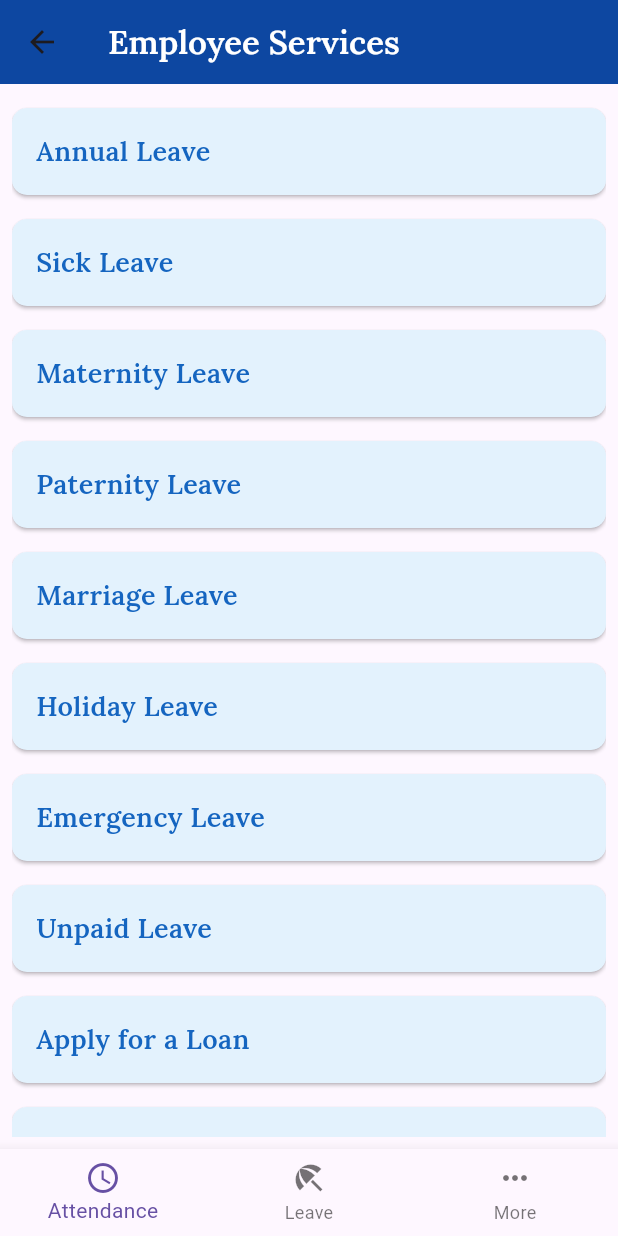
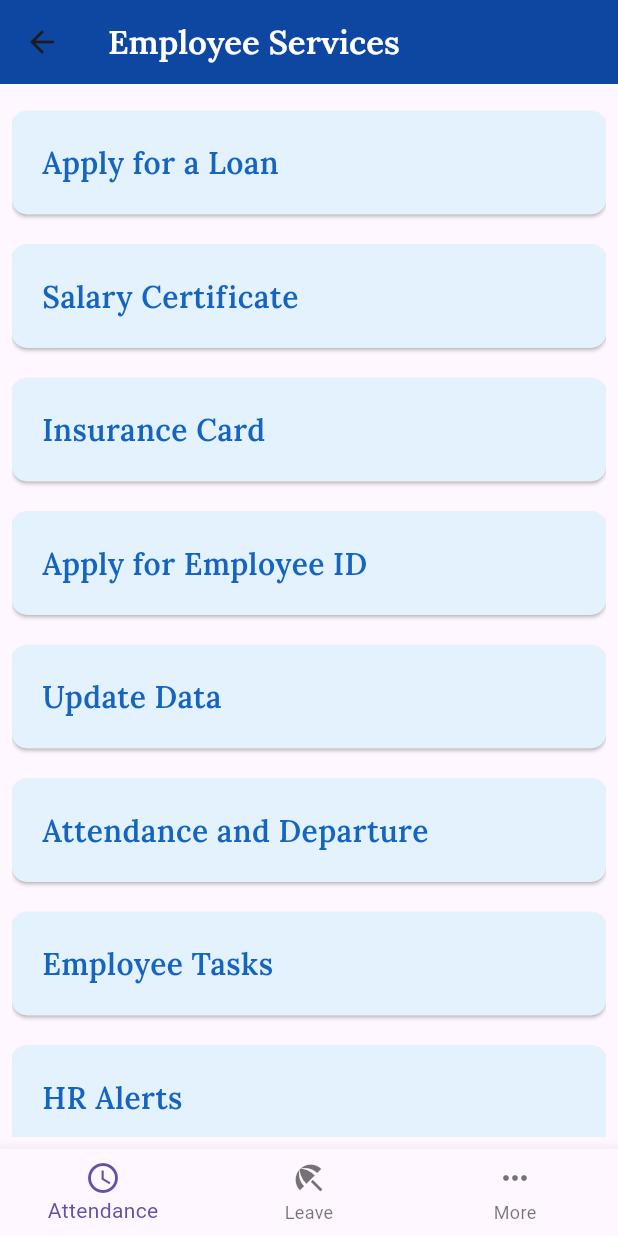
Before and after one commit to Eng-Batol/tasky, a Flutter app: the screen it shows after launch, after a tap on "Go to Employee Page", on a phone screen of 412 x 824 dp. Run offline on Flutter 3.47's test engine with Material 3 defaults, Android fonts, the phone set to English and light mode, and no system bars; our stand-ins replace google_fonts.

Commit message:
drob box  add

```diff
--- a/lib/main.dart
+++ b/lib/main.dart
@@ -2,9 +2,7 @@
 import 'package:flutter/material.dart';
 import 'package:google_fonts/google_fonts.dart';
 import 'package:tasky/page/EmployeePage.dart';
-import 'package:tasky/page/HRPage.dart';
 import 'package:tasky/page/ManagerPage.dart';
-
 
 void main() {
   runApp(MyApp());
@@ -34,16 +32,6 @@ class HomePage extends StatelessWidget {
         child: Column(
           mainAxisAlignment: MainAxisAlignment.center,
           children: [
-            ElevatedButton(
-              onPressed: () {
-                // Navigate to HR Page
-                Navigator.push(
-                  context,
-                  MaterialPageRoute(builder: (context) => HrPage()),
-                );
-              },
-              child: Text('Go to HR Page'),
-            ),
             SizedBox(height: 16),
             ElevatedButton(
               onPressed: () {
--- a/lib/page/EmployeePage.dart
+++ b/lib/page/EmployeePage.dart
@@ -1,6 +1,6 @@
-// lib/pages/employee_page.dart
 import 'package:flutter/material.dart';
 import 'package:google_fonts/google_fonts.dart';
+import 'package:tasky/page/LeavePage.dart';
 
 class EmployeePage extends StatelessWidget {
   @override
@@ -9,7 +9,8 @@ class EmployeePage extends StatelessWidget {
       appBar: AppBar(
         title: Text(
           'Employee Services',
-          style: GoogleFonts.lora(fontWeight: FontWeight.w600, color: Colors.white),
+          style: GoogleFonts.lora(
+              fontWeight: FontWeight.w600, color: Colors.white),
         ),
         backgroundColor: Colors.blue[900],
       ),
@@ -17,14 +18,6 @@ class EmployeePage extends StatelessWidget {
         padding: const EdgeInsets.all(8.0),
         child: ListView(
           children: [
-            _buildEmployeeServiceCard('Annual Leave'),
-            _buildEmployeeServiceCard('Sick Leave'),
-            _buildEmployeeServiceCard('Maternity Leave'),
-            _buildEmployeeServiceCard('Paternity Leave'),
-            _buildEmployeeServiceCard('Marriage Leave'),
-            _buildEmployeeServiceCard('Holiday Leave'),
-            _buildEmployeeServiceCard('Emergency Leave'),
-            _buildEmployeeServiceCard('Unpaid Leave'),
             _buildEmployeeServiceCard('Apply for a Loan'),
             _buildEmployeeServiceCard('Salary Certificate'),
             _buildEmployeeServiceCard('Insurance Card'),
@@ -39,21 +32,26 @@ class EmployeePage extends StatelessWidget {
       ),
       bottomNavigationBar: BottomNavigationBar(
         items: const [
-          BottomNavigationBarItem(icon: Icon(Icons.access_time), label: 'Attendance'),
-          BottomNavigationBarItem(icon: Icon(Icons.beach_access), label: 'Leave'), // Updated icon
+          BottomNavigationBarItem(
+              icon: Icon(Icons.access_time), label: 'Attendance'),
+          BottomNavigationBarItem(
+              icon: Icon(Icons.beach_access), label: 'Leave'),
           BottomNavigationBarItem(icon: Icon(Icons.more_horiz), label: 'More'),
         ],
         onTap: (index) {
-          // Handle navigation based on selected index
           switch (index) {
             case 0:
-              // Navigate to Attendance page
+              // Handle Attendance navigation
               break;
             case 1:
-              // Navigate to Leave page
+              // Navigate to LeavePage when 'Leave' is selected
+              Navigator.push(
+                context,
+                MaterialPageRoute(builder: (context) => LeavePage()),
+              );
               break;
             case 2:
-              // Navigate to More options page
+              // Handle More options navigation
               break;
           }
         },
@@ -61,19 +59,21 @@ class EmployeePage extends StatelessWidget {
     );
   }
 
-  // Function to build employee service cards
   Widget _buildEmployeeServiceCard(String title) {
     return Card(
-      color: Colors.blue[50], // Light blue background for cards
+      color: Colors.blue[50],
       shape: RoundedRectangleBorder(
         borderRadius: BorderRadius.circular(10.0),
       ),
-      margin: const EdgeInsets.symmetric(vertical: 8.0),
+      margin: const EdgeInsets.symmetric(vertical: 10.0),
       child: Padding(
-        padding: const EdgeInsets.all(16.0),
+        padding: const EdgeInsets.all(20.0),
         child: Text(
           title,
-          style: GoogleFonts.lora(fontSize: 18, fontWeight: FontWeight.w600, color: Colors.blue[800]), // Dark blue for text
+          style: GoogleFonts.lora(
+              fontSize: 20,
+              fontWeight: FontWeight.w600,
+              color: Colors.blue[800]),
         ),
       ),
     );
```
Also changed, not shown: lib/page/HRPage.dart (deleted, +0 -78 lines), lib/page/LeavePage.dart (added, +104 -0 lines), 3 other files.
